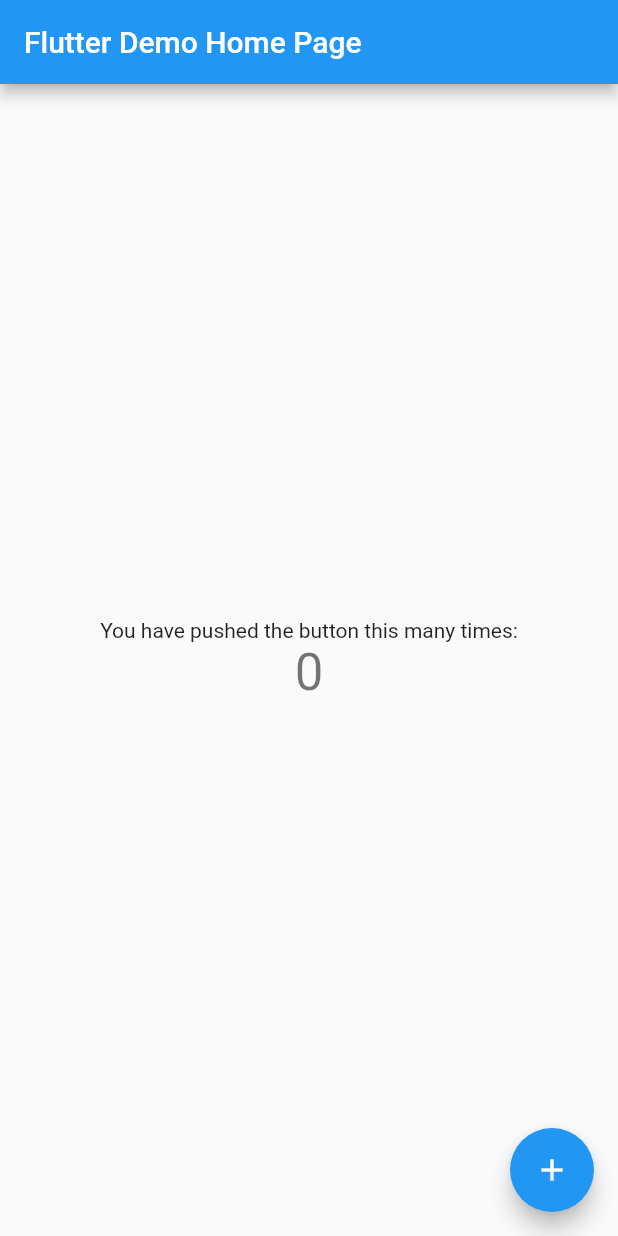
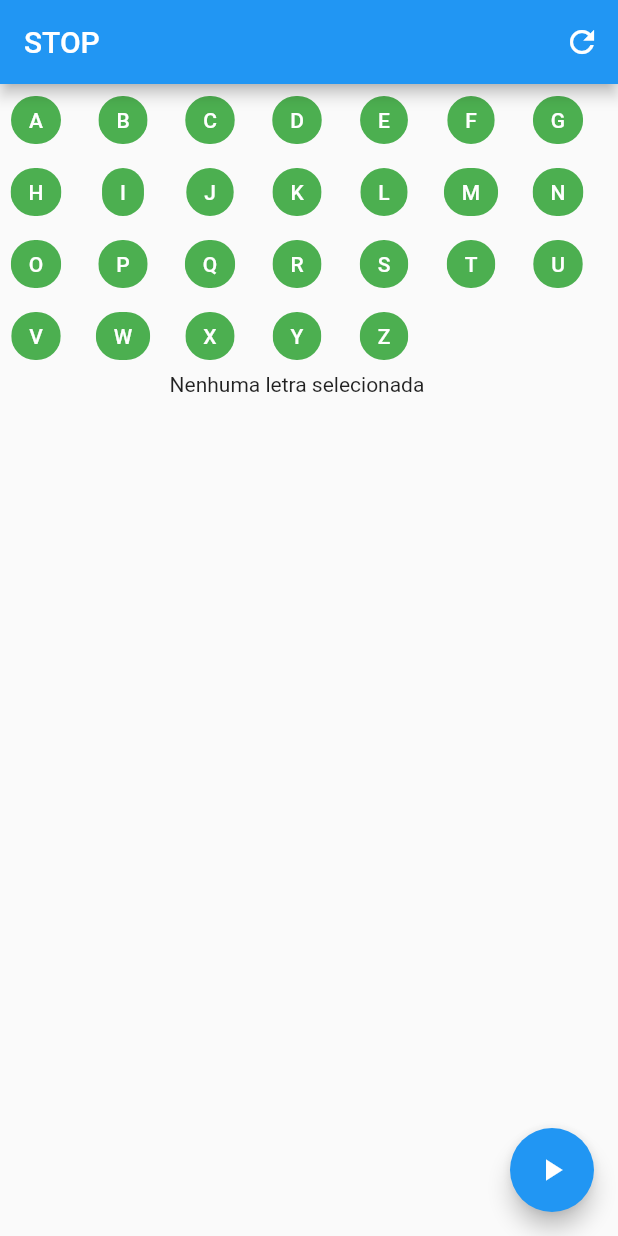
Before and after one commit to MatheusMassula/flutter_stop_game, a Flutter app: the screen it shows after launch, on a phone screen of 412 x 824 dp. Run offline on Flutter 3.47's test engine with Material 2 defaults, Android fonts, the phone set to English and light mode, and no system bars.

Commit message:
the game implemented

```diff
--- a/lib/main.dart
+++ b/lib/main.dart
@@ -1,3 +1,5 @@
+import 'dart:math';
+
 import 'package:flutter/material.dart';
 
 void main() => runApp(MyApp());
@@ -7,57 +9,97 @@ class MyApp extends StatelessWidget {
   @override
   Widget build(BuildContext context) {
     return MaterialApp(
-      title: 'Flutter Demo',
+      title: 'STOP',
       theme: ThemeData(
         primarySwatch: Colors.blue,
       ),
-      home: MyHomePage(title: 'Flutter Demo Home Page'),
+      home: MyHomePage(),
     );
   }
 }
 
 class MyHomePage extends StatefulWidget {
-  MyHomePage({Key key, this.title}) : super(key: key);
-  final String title;
+  MyHomePage({Key key}) : super(key: key);
 
   @override
   _MyHomePageState createState() => _MyHomePageState();
 }
 
 class _MyHomePageState extends State<MyHomePage> {
-  int _counter = 0;
+  List<String> _alphabet = ['A', 'B', 'C', 'D', 'E', 'F', 'G', 'H', 'I', 'J', 'K', 'L', 'M', 'N', 'O', 'P', 'Q', 'R', 'S', 'T', 'U', 'V', 'W', 'X', 'Y', 'Z'];
+  List<String> _playedLetters = [];
+  String _currentValue;
 
-  void _incrementCounter() {
+  void _reset() {
     setState(() {
-      _counter++;
+      _currentValue = null;
+      _playedLetters = [];
     });
+  }
+
+  void _play() {
+    Random randomValue = Random();
+    bool alreadyPlayed = true;
+    String newValue;
+
+    if(_alphabet.length > _playedLetters.length) {
+      while (alreadyPlayed) {
+      newValue = _alphabet[randomValue.nextInt(_alphabet.length)];
+      alreadyPlayed = _playedLetters.contains(newValue);
+      }
+
+      setState(() {
+        _currentValue = newValue;
+        _playedLetters.add(newValue);
+      });
+    }
+    else {
+      setState(() {
+        _currentValue = 'Parabéns!! Você jogou com todo o alfabeto';
+        _playedLetters = [];
+      });
+    }
   }
 
   @override
   Widget build(BuildContext context) {
     return Scaffold(
       appBar: AppBar(
-        title: Text(widget.title),
+        title: Text('STOP'),
+        actions: <Widget>[
+          IconButton(
+            icon: Icon(Icons.refresh),
+            onPressed: () => _reset()
+          )
+        ],
       ),
-      body: Center(
-        child: Column(
-          mainAxisAlignment: MainAxisAlignment.center,
-          children: <Widget>[
-            Text(
-              'You have pushed the button this many times:',
-            ),
-            Text(
-              '$_counter',
-              style: Theme.of(context).textTheme.display1,
-            ),
-          ],
-        ),
+      body: Column(
+        mainAxisAlignment: MainAxisAlignment.start,
+        crossAxisAlignment: CrossAxisAlignment.center,
+        children: <Widget>[
+          _buildLettersLeft(),
+          Text(_currentValue ?? 'Nenhuma letra selecionada'),
+        ],
       ),
       floatingActionButton: FloatingActionButton(
-        onPressed: _incrementCounter,
-        tooltip: 'Increment',
-        child: Icon(Icons.add),
+        child: Icon(Icons.play_arrow),
+        onPressed: () => _play()
       ),
     );
   }
+
+  Wrap _buildLettersLeft() {
+    return Wrap(
+      spacing: 10,
+      children: _alphabet.map((letter) {
+        return Chip(
+          label: Text(
+            letter,
+            style: TextStyle(color: Colors.white)
+          ),
+          backgroundColor: _playedLetters.contains(letter) ? Colors.grey : Colors.green,
+        );
+      }).toList(),
+    );
+  }
 }
```
